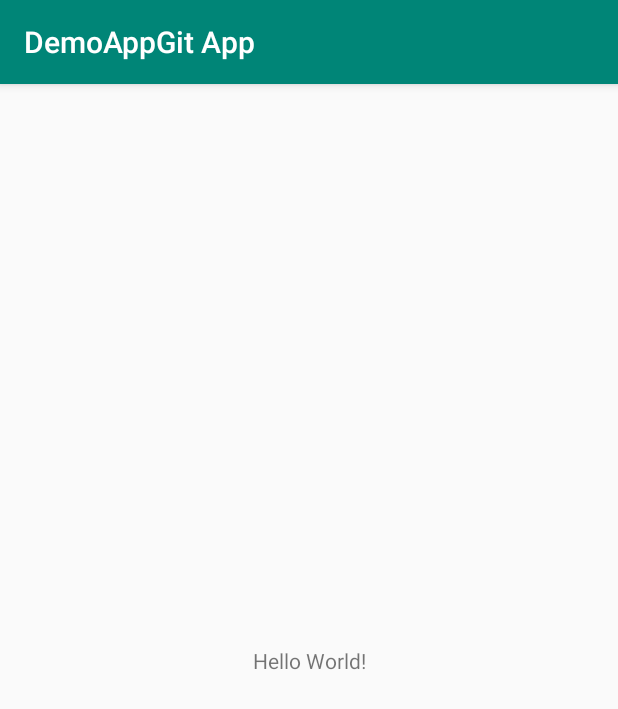
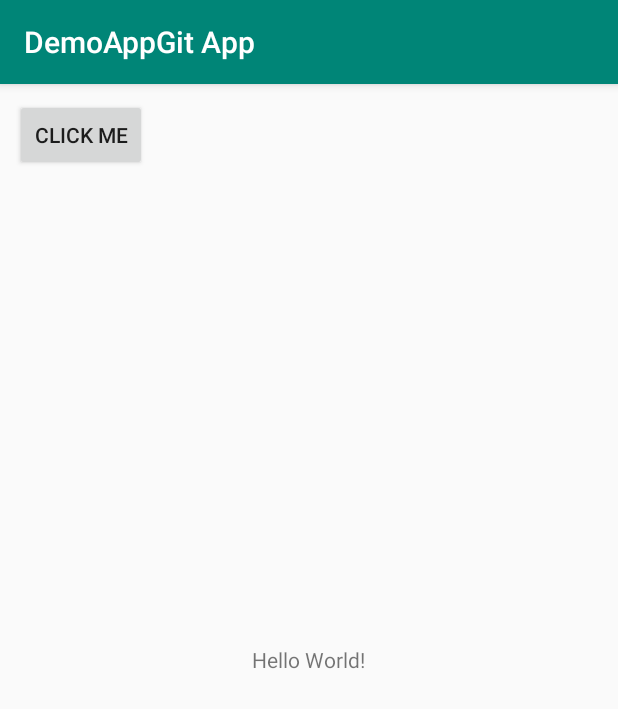
Before and after one commit to languagemaster310/Demo, an Android app: the screen it shows after launch (MainActivity), on a phone screen of 412 x 824 dp. Shown: the top 709 px of the screen. Run offline under Robolectric (Android 15) with nearby library versions, the phone set to English and light mode, and no system bars.

```diff
--- a/app/src/main/java/com/test/demoappgit/MainActivity.java
+++ b/app/src/main/java/com/test/demoappgit/MainActivity.java
@@ -3,12 +3,32 @@ package com.test.demoappgit;
 import androidx.appcompat.app.AppCompatActivity;
 
 import android.os.Bundle;
+import android.view.View;
+import android.widget.Button;
+import android.widget.Toast;
 
 public class MainActivity extends AppCompatActivity {
 
+
+    Button clickmeBtn;
+    int counter = 0;
+    String mMessage = null;
     @Override
     protected void onCreate(Bundle savedInstanceState) {
         super.onCreate(savedInstanceState);
         setContentView(R.layout.activity_main);
+        clickmeBtn =(Button)findViewById(R.id.clickmebtn);
+        clickmeBtn.setOnClickListener(new View.OnClickListener() {
+            @Override
+            public void onClick(View view) {
+                 counter++;
+                 mMessage =  showToast("The button is clicked "+counter+" times");
+            }
+        });
+
+    }
+    public String showToast(String message){
+        Toast.makeText(MainActivity.this,message,Toast.LENGTH_LONG).show();
+        return message;
     }
 }
--- a/app/src/main/res/layout/activity_main.xml
+++ b/app/src/main/res/layout/activity_main.xml
@@ -1,18 +1,23 @@
 <?xml version="1.0" encoding="utf-8"?>
-<androidx.constraintlayout.widget.ConstraintLayout xmlns:android="http://schemas.android.com/apk/res/android"
+<RelativeLayout xmlns:android="http://schemas.android.com/apk/res/android"
     xmlns:app="http://schemas.android.com/apk/res-auto"
     xmlns:tools="http://schemas.android.com/tools"
     android:layout_width="match_parent"
     android:layout_height="match_parent"
+    android:padding="10dp"
     tools:context=".MainActivity">
 
     <TextView
         android:layout_width="wrap_content"
         android:layout_height="wrap_content"
         android:text="Hello World!"
-        app:layout_constraintBottom_toBottomOf="parent"
-        app:layout_constraintLeft_toLeftOf="parent"
-        app:layout_constraintRight_toRightOf="parent"
-        app:layout_constraintTop_toTopOf="parent" />
+        android:layout_centerInParent="true" />
 
-</androidx.constraintlayout.widget.ConstraintLayout>
+    <Button
+        android:id="@+id/clickmebtn"
+        app:layout_constraintTop_toTopOf="parent"
+        android:text="Click me"
+        android:layout_width="wrap_content"
+        android:layout_height="wrap_content" />
+
+</RelativeLayout>
```
Also changed, not shown: app/build.gradle (+9 -1 lines), 1 other file.
